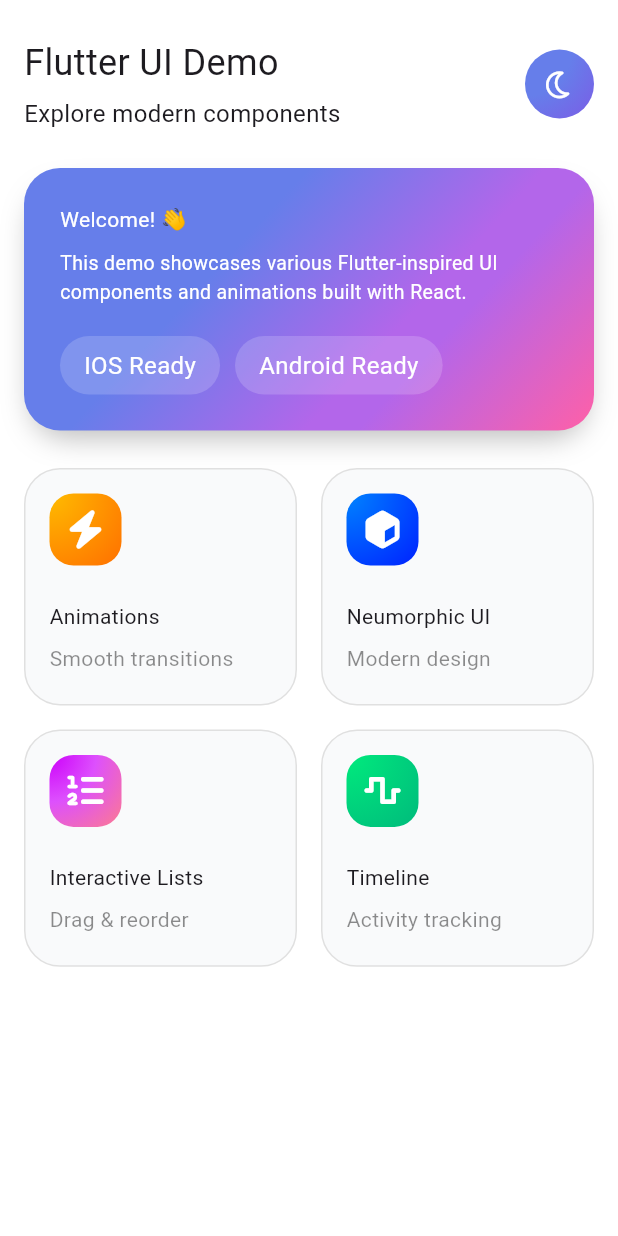
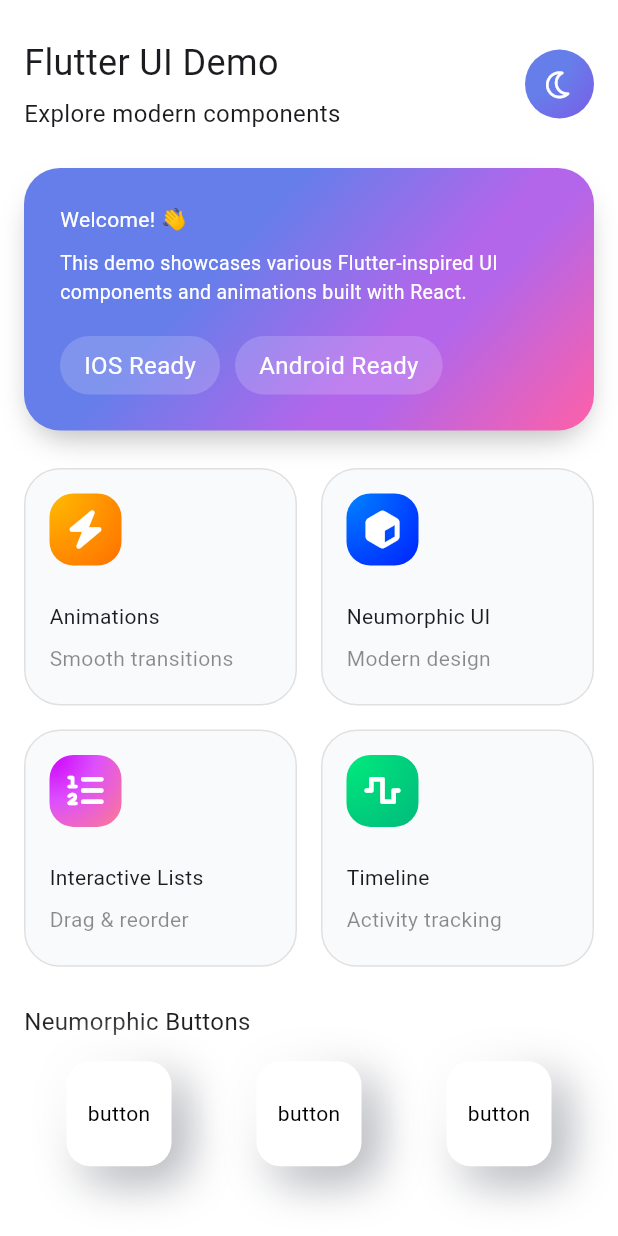
Before and after one commit to HazemAttia7/interactive_app, a Flutter app: the screen it shows after launch, on a phone screen of 412 x 824 dp. Run offline on Flutter 3.47's test engine with Material 3 defaults, Android fonts, the phone set to English and light mode, and no system bars; our stand-ins replace flutter_inset_box_shadow, font_awesome_flutter, gap.

Commit message:
feat(home): animated neumorphic buttons

```diff
--- a/lib/features/home/presentation/views/widgets/home_view_body.dart
+++ b/lib/features/home/presentation/views/widgets/home_view_body.dart
@@ -2,6 +2,7 @@ import 'package:flutter/material.dart';
 import 'package:gap/gap.dart';
 import 'package:interactive_app/features/home/presentation/views/widgets/animated_grid_view.dart';
 import 'package:interactive_app/features/home/presentation/views/widgets/home_header.dart';
+import 'package:interactive_app/features/home/presentation/views/widgets/neumorphic_buttons_section.dart';
 import 'package:interactive_app/features/home/presentation/views/widgets/welcome_card.dart';
 
 class HomeViewBody extends StatelessWidget {
@@ -18,6 +19,8 @@ class HomeViewBody extends StatelessWidget {
           WelcomeCard(),
           Gap(25),
           AnimatedGridView(),
+          Gap(25),
+          NeumorphicButtonsSection()
         ],
       ),
     );
--- /dev/null
+++ b/lib/features/home/presentation/views/widgets/neumorphic_button.dart
@@ -0,0 +1,58 @@
+import 'package:flutter/material.dart' hide BoxShadow, BoxDecoration;
+import 'package:flutter_inset_box_shadow/flutter_inset_box_shadow.dart';
+
+class NeumorphicButton extends StatefulWidget {
+  final VoidCallback onTap;
+  const NeumorphicButton({super.key, required this.onTap});
+
+  @override
+  State<NeumorphicButton> createState() => _NeumorphicButtonState();
+}
+
+class _NeumorphicButtonState extends State<NeumorphicButton> {
+  bool isPressed = false;
+
+  @override
+  Widget build(BuildContext context) {
+    Offset distance = isPressed ? const Offset(4, 4) : const Offset(10, 10);
+    double blur = isPressed ? 10 : 25;
+
+    return GestureDetector(
+      onTap: () {
+        setState(() {
+          isPressed = !isPressed;
+        });
+        widget.onTap();
+      },
+      child: AnimatedContainer(
+        duration: const Duration(milliseconds: 100),
+        width: 70,
+        height: 70,
+        decoration: BoxDecoration(
+          color: Colors.white,
+          borderRadius: BorderRadius.circular(16),
+          boxShadow: [
+            BoxShadow(
+              blurRadius: blur,
+              offset: distance,
+              color: const Color(0xFFA7A9AF),
+              inset: isPressed,
+            ),
+            BoxShadow(
+              blurRadius: blur,
+              offset: -distance,
+              color: Colors.white,
+              inset: isPressed,
+            ),
+          ],
+        ),
+        child: Center(
+          child: Text(
+            "button",
+            style: TextStyle(color: isPressed ? Colors.grey : Colors.black),
+          ),
+        ),
+      ),
+    );
+  }
+}
--- /dev/null
+++ b/lib/features/home/presentation/views/widgets/neumorphic_buttons_row.dart
@@ -0,0 +1,18 @@
+import 'package:flutter/material.dart';
+import 'package:interactive_app/features/home/presentation/views/widgets/neumorphic_button.dart';
+
+class NeumorphicButtonsRow extends StatelessWidget {
+  const NeumorphicButtonsRow({super.key});
+
+  @override
+  Widget build(BuildContext context) {
+    return Row(
+      mainAxisAlignment: MainAxisAlignment.spaceAround,
+      children: [
+        NeumorphicButton(onTap: () {}),
+        NeumorphicButton(onTap: () {}),
+        NeumorphicButton(onTap: () {}),
+      ],
+    );
+  }
+}
--- /dev/null
+++ b/lib/features/home/presentation/views/widgets/neumorphic_buttons_section.dart
@@ -0,0 +1,49 @@
+import 'package:flutter/material.dart';
+import 'package:gap/gap.dart';
+import 'package:interactive_app/features/home/presentation/views/widgets/neumorphic_buttons_row.dart';
+
+class NeumorphicButtonsSection extends StatefulWidget {
+  const NeumorphicButtonsSection({super.key});
+
+  @override
+  State<NeumorphicButtonsSection> createState() =>
+      _NeumorphicButtonsSectionState();
+}
+
+class _NeumorphicButtonsSectionState extends State<NeumorphicButtonsSection> {
+  bool _startAnimation = false;
+
+  @override
+  void initState() {
+    super.initState();
+    Future.delayed(const Duration(milliseconds: 1500), () {
+      if (mounted) setState(() => _startAnimation = true);
+    });
+  }
+
+  @override
+  Widget build(BuildContext context) {
+    return TweenAnimationBuilder(
+      tween: Tween<double>(begin: 0, end: _startAnimation ? 1 : 0),
+      duration: const Duration(seconds: 1),
+      curve: Curves.easeInQuart,
+      builder: (BuildContext context, double val, Widget? child) {
+        return Padding(
+          padding: EdgeInsets.only(top: (1 - val) * 20),
+          child: Opacity(opacity: val, child: child),
+        );
+      },
+      child: const Padding(
+        padding: EdgeInsets.symmetric(horizontal: 16),
+        child: Column(
+          crossAxisAlignment: CrossAxisAlignment.start,
+          children: [
+            Text("Neumorphic Buttons", style: TextStyle(fontSize: 16)),
+            Gap(15),
+            NeumorphicButtonsRow(),
+          ],
+        ),
+      ),
+    );
+  }
+}
--- a/pubspec.yaml
+++ b/pubspec.yaml
@@ -31,6 +31,7 @@ dependencies:
   cupertino_icons: ^1.0.8
   flutter:
     sdk: flutter
+  flutter_inset_box_shadow: ^1.0.8
   font_awesome_flutter: ^10.12.0
   gap: ^3.0.1
 
```
Also changed, not shown: pubspec.lock, 1 other file.
